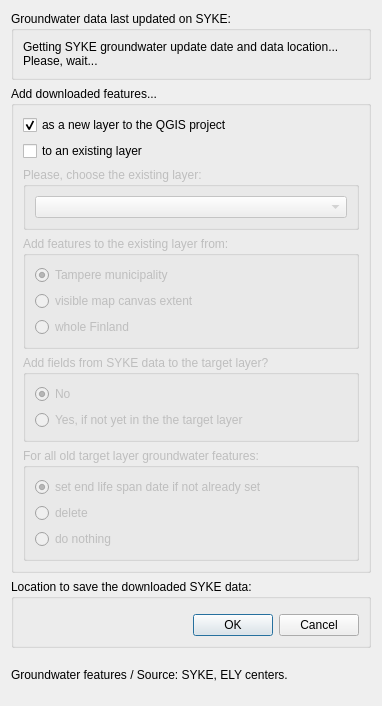
Above: SYKE_plugin/syke_tampere_plugin_dialog_base.ui from GispoCoding/Tampere-KDYK before the change. Below: the same form after it.
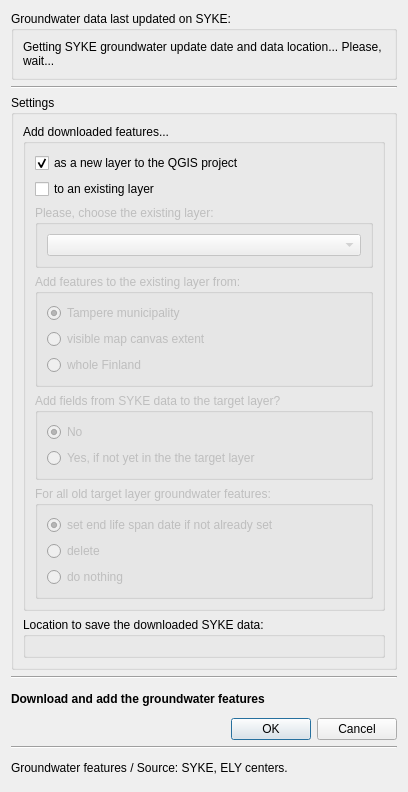
That is the form after the change. Custom widgets are drawn as their Qt base class.

Commit message: Improve SYKE groundwater plugin UI

Patch:
```diff
--- a/SYKE_plugin/syke_tampere_plugin_dialog_base.ui
+++ b/SYKE_plugin/syke_tampere_plugin_dialog_base.ui
@@ -6,8 +6,8 @@
    <rect>
     <x>0</x>
     <y>0</y>
-    <width>382</width>
-    <height>706</height>
+    <width>408</width>
+    <height>792</height>
    </rect>
   </property>
   <property name="windowTitle">
@@ -34,6 +34,19 @@
     </widget>
    </item>
    <item>
+    <widget class="Line" name="line_2">
+     <property name="orientation">
+      <enum>Qt::Horizontal</enum>
+     </property>
+    </widget>
+   </item>
+   <item>
+    <widget class="QGroupBox" name="groupBox_4">
+     <property name="title">
+      <string>Settings</string>
+     </property>
+     <layout class="QVBoxLayout" name="verticalLayout_9">
+      <item>
     <widget class="QGroupBox" name="groupBox">
      <property name="title">
       <string>Add downloaded features...</string>
@@ -190,6 +203,32 @@
       <item>
        <widget class="QgsFileWidget" name="qgsFileWidgetDataLocation"/>
       </item>
+        </layout>
+       </widget>
+      </item>
+     </layout>
+    </widget>
+   </item>
+   <item>
+    <widget class="Line" name="line_3">
+     <property name="orientation">
+      <enum>Qt::Horizontal</enum>
+     </property>
+    </widget>
+   </item>
+   <item>
+    <widget class="QLabel" name="label_2">
+     <property name="font">
+      <font>
+       <weight>75</weight>
+       <bold>true</bold>
+      </font>
+     </property>
+     <property name="text">
+      <string>Download and add the groundwater features</string>
+     </property>
+    </widget>
+   </item>
       <item>
        <widget class="QDialogButtonBox" name="buttonBoxOkCancel">
         <property name="enabled">
@@ -203,7 +242,11 @@
         </property>
        </widget>
       </item>
-     </layout>
+   <item>
+    <widget class="Line" name="line_4">
+     <property name="orientation">
+      <enum>Qt::Horizontal</enum>
+     </property>
     </widget>
    </item>
    <item>
```
Left out of the diff: 4 changed lines with no effect on the pictures. Lines whose indentation alone changed are shown as unchanged. The commit also changes 2 other files.
